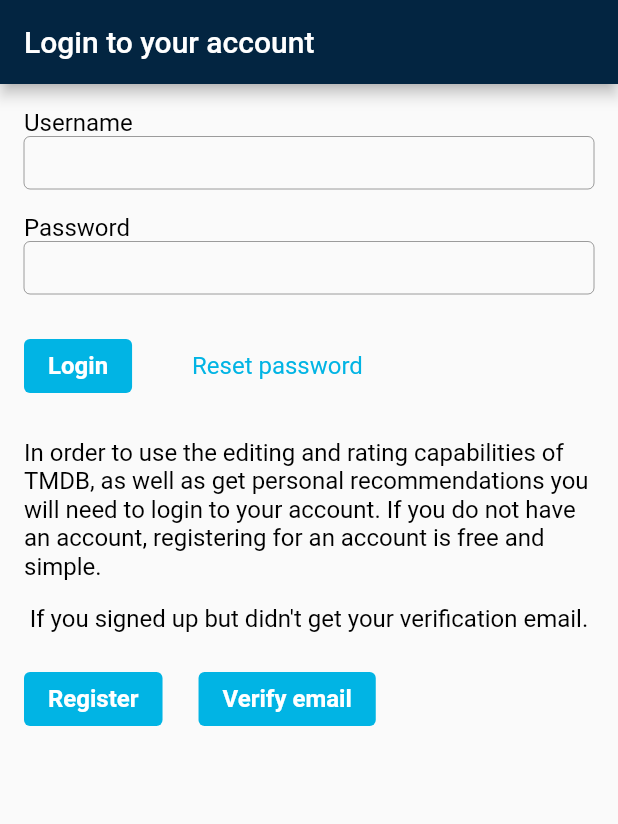
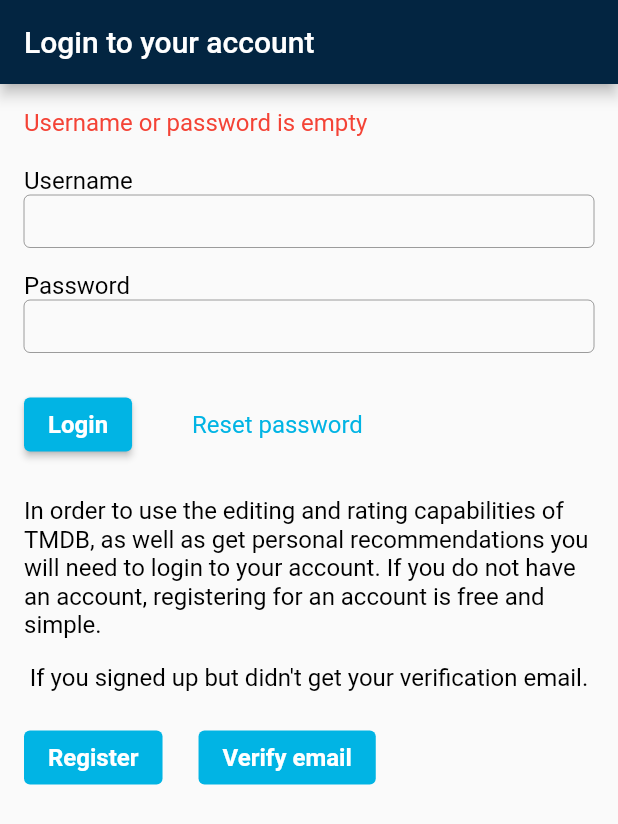
Before and after one commit to jstAga/startFlutter, a Flutter app: the screen it shows after launch, after a tap on "Login", on a phone screen of 412 x 824 dp. Shown: the top 824 px of the screen. Run offline on Flutter 3.47's test engine with Material 2 defaults, Android fonts, the phone set to English and light mode, and no system bars; our stand-ins replace flutter_slidable, flutter_svg, hive, hive_flutter; accounts and stored records are empty.

Commit message:
add auth request

```diff
--- a/lib/app.dart
+++ b/lib/app.dart
@@ -1,7 +1,7 @@
 import 'package:flutter/material.dart';
 
 import 'package:start_flutter/ui/main_navigation/main_navigation.dart';
-import 'package:start_flutter/ui/others/the_movie_db/core/movie_db_constants.dart';
+import 'package:start_flutter/ui/others/the_movie_db/ui/core/movie_db_constants.dart';
 
 class App extends StatelessWidget {
   const App({super.key});
--- a/lib/ui/others/the_movie_db/core/movie_db_constants.dart
+++ b/lib/ui/others/the_movie_db/ui/core/movie_db_constants.dart
@@ -1,6 +1,6 @@
 import 'package:flutter/material.dart';
 import 'package:start_flutter/resources/resources.dart';
-import 'package:start_flutter/ui/others/the_movie_db/movies/movies.dart';
+import 'package:start_flutter/ui/others/the_movie_db/ui/widgets/movies/movies.dart';
 
 class MovieDbConstants{
   //The Movie DB
@@ -53,4 +53,7 @@
       border: OutlineInputBorder(),
       isCollapsed: true,
       contentPadding: EdgeInsets.all(8));
+
+  static const loadingButton = SizedBox(
+      width: 15, height: 15, child: CircularProgressIndicator(strokeWidth: 2));
 }
--- a/lib/ui/others/the_movie_db/auth/auth_model.dart
+++ b/lib/ui/others/the_movie_db/ui/widgets/auth/auth_model.dart
@@ -1,16 +1,35 @@
 import 'package:flutter/cupertino.dart';
+import 'package:start_flutter/ui/main_navigation/main_navigation.dart';
+import 'package:start_flutter/ui/others/the_movie_db/data/remote/api_client/api_client.dart';
 
 class AuthModel extends ChangeNotifier {
+  final _apiClient = ApiClient();
   final usernameTextController = TextEditingController();
   final passwordTextController = TextEditingController();
   String? _errorMessage;
   bool _isAuthLoading = false;
 
   bool get canStartAuth => !_isAuthLoading;
+  bool get isAuthInProgress => _isAuthLoading;
 
   String? get errorMessage => _errorMessage;
 
-  Future<void> auth(BuildContext context) async {}
+  Future<void> auth(BuildContext context) async {
+    final username = usernameTextController.text;
+    final password = passwordTextController.text;
+    if(username.isEmpty || password.isEmpty) {
+      _errorMessage = "Username or password is empty";
+      notifyListeners();
+      return;
+    }
+    _errorMessage = null;
+    _isAuthLoading = true;
+    notifyListeners();
+    final sessionId = await _apiClient.auth(username: username, password: password);
+    _isAuthLoading = false;
+    notifyListeners();
+    // Navigator.pushNamed(context, MainNavigationRoutesNames.homeMovieDb);
+  }
 }
 
 class AuthProvider extends InheritedNotifier {
--- a/lib/ui/others/the_movie_db/auth/auth_widget.dart
+++ b/lib/ui/others/the_movie_db/ui/widgets/auth/auth_widget.dart
@@ -1,7 +1,7 @@
 import 'package:flutter/material.dart';
-import 'package:start_flutter/ui/others/the_movie_db/auth/auth_model.dart';
-import 'package:start_flutter/ui/others/the_movie_db/core/bases_ext.dart';
-import 'package:start_flutter/ui/others/the_movie_db/core/movie_db_constants.dart';
+import 'package:start_flutter/ui/others/the_movie_db/ui/core/bases_ext.dart';
+import 'package:start_flutter/ui/others/the_movie_db/ui/core/movie_db_constants.dart';
+import 'package:start_flutter/ui/others/the_movie_db/ui/widgets/auth/auth_model.dart';
 
 class AuthWidget extends StatefulWidget {
   const AuthWidget({Key? key}) : super(key: key);
@@ -106,7 +106,7 @@
         ),
         Row(
           children: [
-            const _AuthButton(),
+            _AuthButton(),
             const SizedBox(width: 24),
             TextButton(
                 style: MovieDbConstants.baseTheMovieDbLinkButton,
@@ -127,10 +127,14 @@
     final model = AuthProvider.watch(context)?.model;
     final onPressed =
         model?.canStartAuth == true ? () => model?.auth(context) : null;
-    return TextButton(
+    final Widget child;
+    child = model?.isAuthInProgress == true
+        ? MovieDbConstants.loadingButton
+        : const Text(MovieDbConstants.theMovieDbLogin);
+    return ElevatedButton(
         style: MovieDbConstants.baseTheMovieDbButton,
         onPressed: onPressed,
-        child: const Text(MovieDbConstants.theMovieDbLogin));
+        child: child);
   }
 }
 
--- a/lib/ui/others/the_movie_db/movieDetail/movie_detail_main_info.dart
+++ b/lib/ui/others/the_movie_db/ui/widgets/movieDetail/movie_detail_main_info.dart
@@ -1,6 +1,6 @@
 import 'package:flutter/material.dart';
-import 'package:start_flutter/ui/others/the_movie_db/core/bases_ext.dart';
-import 'package:start_flutter/ui/others/the_movie_db/movies/movies.dart';
+import 'package:start_flutter/ui/others/the_movie_db/ui/core/bases_ext.dart';
+import 'package:start_flutter/ui/others/the_movie_db/ui/widgets/movies/movies.dart';
 
 class MovieDetailMainInfo extends StatelessWidget {
   final MovieModel movieModel;
--- a/lib/ui/others/the_movie_db/movieDetail/movie_detail_screen_cast.dart
+++ b/lib/ui/others/the_movie_db/ui/widgets/movieDetail/movie_detail_screen_cast.dart
@@ -1,6 +1,6 @@
 import 'package:flutter/material.dart';
 import 'package:start_flutter/resources/resources.dart';
-import 'package:start_flutter/ui/others/the_movie_db/core/bases_ext.dart';
+import 'package:start_flutter/ui/others/the_movie_db/ui/core/bases_ext.dart';
 
 class MovieDetailScreenCast extends StatelessWidget {
   const MovieDetailScreenCast({Key? key}) : super(key: key);
--- a/lib/ui/others/the_movie_db/movieHome/movie_home.dart
+++ b/lib/ui/others/the_movie_db/ui/widgets/movieHome/movie_home.dart
@@ -1,6 +1,6 @@
 import 'package:flutter/material.dart';
-import 'package:start_flutter/ui/others/the_movie_db/core/movie_db_constants.dart';
-import 'package:start_flutter/ui/others/the_movie_db/movies/movies.dart';
+import 'package:start_flutter/ui/others/the_movie_db/ui/core/movie_db_constants.dart';
+import 'package:start_flutter/ui/others/the_movie_db/ui/widgets/movies/movies.dart';
 
 class MovieHomeWidget extends StatefulWidget {
   const MovieHomeWidget({Key? key}) : super(key: key);
--- a/lib/ui/others/the_movie_db/movies/movies.dart
+++ b/lib/ui/others/the_movie_db/ui/widgets/movies/movies.dart
@@ -1,6 +1,6 @@
 import 'package:flutter/material.dart';
 import 'package:start_flutter/ui/main_navigation/main_navigation.dart';
-import 'package:start_flutter/ui/others/the_movie_db/core/movie_db_constants.dart';
+import 'package:start_flutter/ui/others/the_movie_db/ui/core/movie_db_constants.dart';
 
 class MovieModel {
   final int id;
```
Also changed, not shown: lib/ui/main_navigation/main_navigation.dart (+4 -4 lines), lib/ui/others/the_movie_db/data/remote/api_client/api_client.dart (added, +83 -0 lines), lib/ui/others/the_movie_db/ui/widgets/movieDetail/movie_detail.dart (renamed from lib/ui/others/the_movie_db/movieDetail/movie_detail.dart, +4 -4 lines), lib/ui/others/the_movie_db/ui/core/bases_ext.dart (renamed from lib/ui/others/the_movie_db/core/bases_ext.dart).
